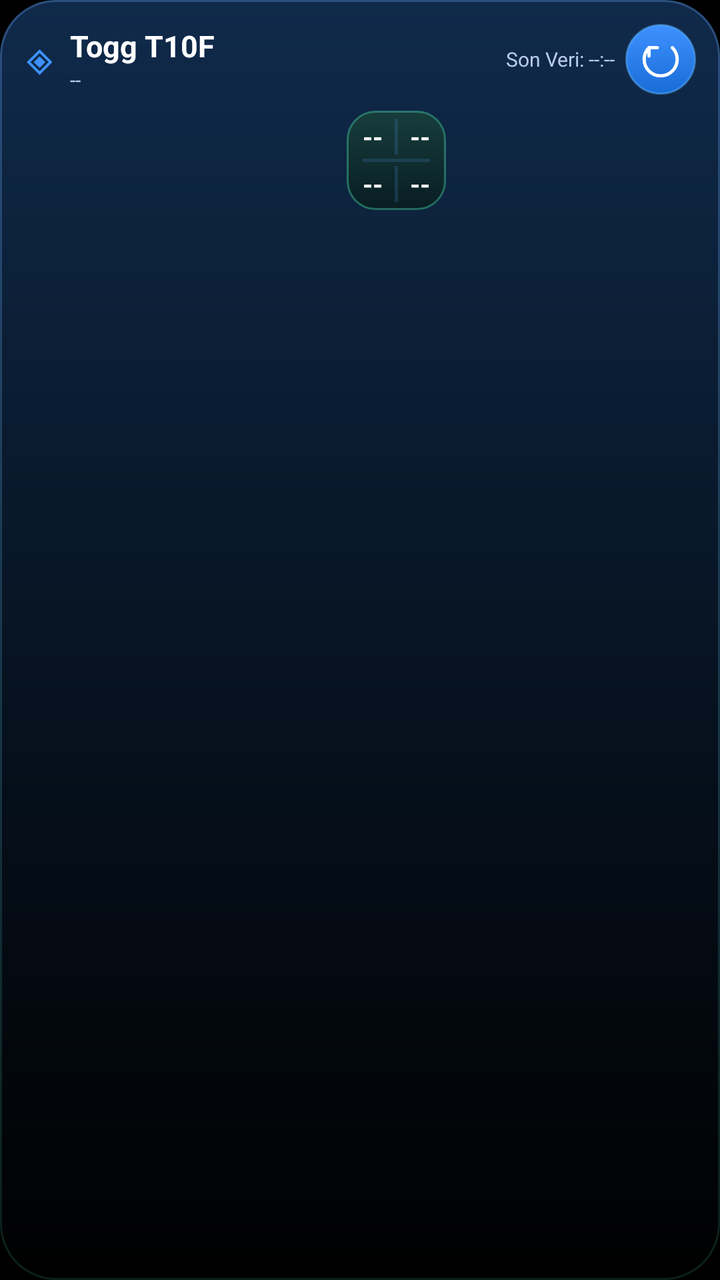
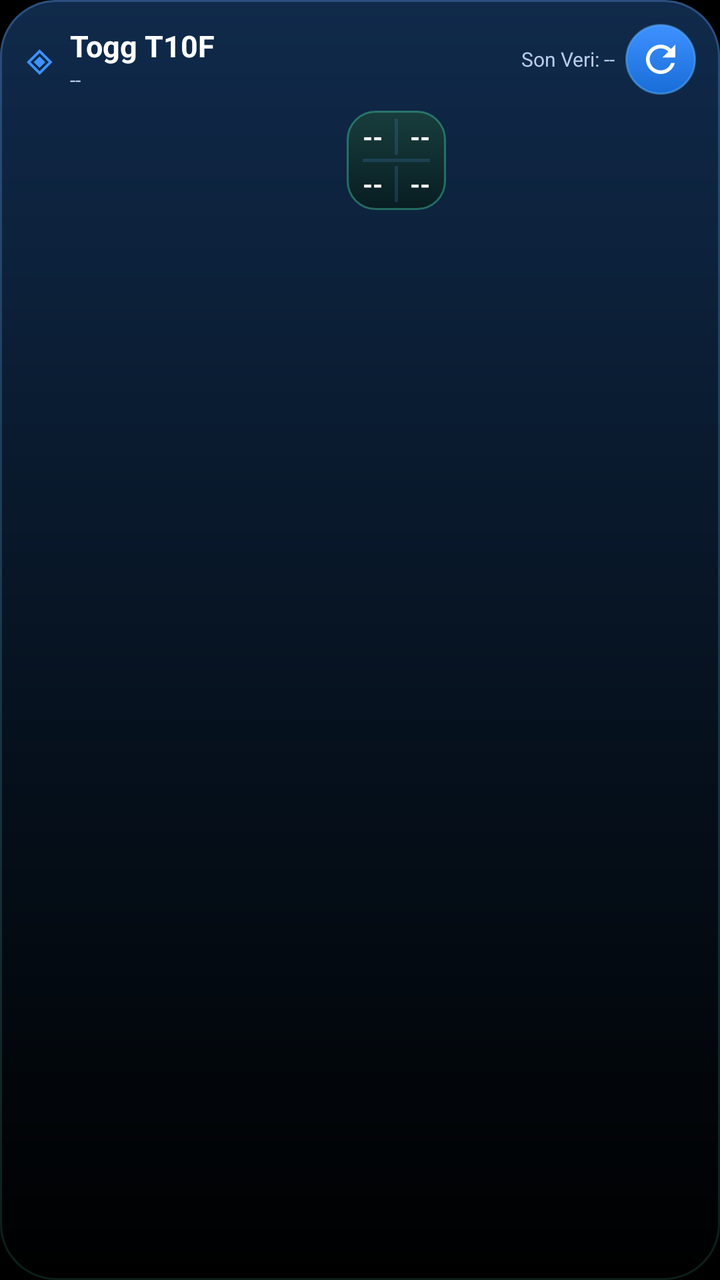

Before-and-after screenshots of an Android layout around one commit, followed by the original layout XML and the change that was made.
<!-- AndroidManifest.xml: application theme Theme.ToggCompanion -->
<!-- res/layout/widget_togg.xml -->
<?xml version="1.0" encoding="utf-8"?>
<LinearLayout xmlns:android="http://schemas.android.com/apk/res/android"
    android:id="@+id/widget_root"
    android:layout_width="match_parent"
    android:layout_height="match_parent"
    android:orientation="vertical"
    android:padding="12dp"
    android:background="@drawable/bg_glass_widget">

    <LinearLayout
        android:id="@+id/widget_header"
        android:layout_width="match_parent"
        android:layout_height="wrap_content"
        android:gravity="center_vertical"
        android:orientation="horizontal">
        <TextView android:layout_width="wrap_content" android:layout_height="wrap_content" android:text="◈" android:textColor="@color/widget_blue" android:textSize="20sp" android:textStyle="bold" />
        <LinearLayout android:layout_width="0dp" android:layout_height="wrap_content" android:layout_weight="1" android:orientation="vertical" android:paddingStart="8dp">
            <TextView android:id="@+id/widget_title" android:layout_width="wrap_content" android:layout_height="wrap_content" android:text="Togg T10F" android:textColor="@color/widget_text" android:textSize="15sp" android:textStyle="bold" />
            <TextView android:id="@+id/widget_plate" android:layout_width="wrap_content" android:layout_height="wrap_content" android:text="--" android:textColor="@color/widget_secondary" android:textSize="10sp" />
        </LinearLayout>
        <TextView android:id="@+id/widget_updated" android:layout_width="wrap_content" android:layout_height="wrap_content" android:text="Son Veri: --:--" android:textColor="@color/widget_secondary" android:textSize="10sp" android:padding="5dp" />
        <ImageView android:id="@+id/widget_refresh" android:layout_width="35.2dp" android:layout_height="35.2dp" android:padding="6.6dp" android:background="@drawable/bg_widget_refresh" android:contentDescription="Araç verisini yenile" android:src="@drawable/ic_widget_refresh" android:scaleType="fitCenter" />
    </LinearLayout>

    <LinearLayout android:layout_width="match_parent" android:layout_height="wrap_content" android:layout_marginTop="8dp" android:gravity="center_vertical" android:orientation="horizontal">
        <LinearLayout android:id="@+id/widget_charge_container" android:layout_width="0dp" android:layout_height="wrap_content" android:layout_weight="1.2" android:gravity="center_vertical" android:orientation="horizontal">
            <ImageView android:id="@+id/widget_hv_battery_view" android:layout_width="0dp" android:layout_height="48dp" android:layout_weight="1.1" android:contentDescription="HV Battery" android:scaleType="fitCenter" />
            <ImageView android:id="@+id/widget_range_view" android:layout_width="0dp" android:layout_height="48dp" android:layout_weight="1.1" android:layout_marginStart="6dp" android:contentDescription="Tahmini Menzil" android:scaleType="fitCenter" />
            <TextView android:id="@+id/widget_range" android:layout_width="0dp" android:layout_height="0dp" android:text="-- km" android:visibility="gone" />
            <TextView android:id="@+id/widget_charging" android:layout_width="0dp" android:layout_height="0dp" android:text="ŞARJ" android:visibility="gone" />
        </LinearLayout>
        <LinearLayout android:id="@+id/widget_tires_cross" android:layout_width="wrap_content" android:layout_height="wrap_content" android:layout_marginStart="14dp" android:layout_marginEnd="14dp" android:background="@drawable/bg_widget_tires" android:gravity="center" android:orientation="vertical" android:paddingStart="8dp" android:paddingEnd="8dp" android:paddingTop="4dp" android:paddingBottom="4dp">
            <LinearLayout android:layout_width="wrap_content" android:layout_height="wrap_content" android:gravity="center" android:orientation="horizontal">
                <TextView android:id="@+id/widget_tire_fl" android:layout_width="wrap_content" android:layout_height="wrap_content" android:text="--" android:textColor="@color/widget_text" android:textSize="13sp" android:textStyle="bold" />
                <FrameLayout android:layout_width="1.5dp" android:layout_height="18dp" android:layout_marginStart="6dp" android:layout_marginEnd="6dp" android:background="@color/widget_divider" />
                <TextView android:id="@+id/widget_tire_fr" android:layout_width="wrap_content" android:layout_height="wrap_content" android:text="--" android:textColor="@color/widget_text" android:textSize="13sp" android:textStyle="bold" />
            </LinearLayout>
            <FrameLayout android:layout_width="match_parent" android:layout_height="1.5dp" android:layout_marginTop="2dp" android:layout_marginBottom="2dp" android:background="@color/widget_divider" />
            <LinearLayout android:layout_width="wrap_content" android:layout_height="wrap_content" android:gravity="center" android:orientation="horizontal">
                <TextView android:id="@+id/widget_tire_rl" android:layout_width="wrap_content" android:layout_height="wrap_content" android:text="--" android:textColor="@color/widget_text" android:textSize="13sp" android:textStyle="bold" />
                <FrameLayout android:layout_width="1.5dp" android:layout_height="18dp" android:layout_marginStart="6dp" android:layout_marginEnd="6dp" android:background="@color/widget_divider" />
                <TextView android:id="@+id/widget_tire_rr" android:layout_width="wrap_content" android:layout_height="wrap_content" android:text="--" android:textColor="@color/widget_text" android:textSize="13sp" android:textStyle="bold" />
            </LinearLayout>
        </LinearLayout>
        <ImageView android:id="@+id/widget_12v_battery_view" android:layout_width="0dp" android:layout_height="48dp" android:layout_weight="0.9" android:contentDescription="12V battery charge" android:scaleType="fitCenter" />
    </LinearLayout>

    <LinearLayout android:id="@+id/widget_expanded_section" android:layout_width="match_parent" android:layout_height="wrap_content" android:layout_marginTop="7dp" android:orientation="vertical" android:visibility="gone">
        <FrameLayout android:layout_width="match_parent" android:layout_height="1dp" android:background="@color/widget_divider" />
        <LinearLayout android:id="@+id/widget_location_container" android:layout_width="match_parent" android:layout_height="wrap_content" android:gravity="center_vertical" android:orientation="horizontal" android:paddingTop="6dp">
            <ImageView android:id="@+id/widget_map_view" android:layout_width="0dp" android:layout_height="75dp" android:layout_weight="1.2" android:background="@drawable/bg_map_frame" android:contentDescription="Harita" android:scaleType="centerCrop" />
            <LinearLayout android:id="@+id/widget_address_container" android:layout_width="0dp" android:layout_height="wrap_content" android:layout_weight="1.5" android:layout_marginStart="10dp" android:orientation="vertical">
                <TextView android:id="@+id/widget_location_title" android:layout_width="match_parent" android:layout_height="wrap_content" android:text="Son Park Yeri" android:textColor="@color/widget_blue" android:textSize="11sp" android:textStyle="bold" />
                <TextView android:id="@+id/widget_address" android:layout_width="match_parent" android:layout_height="wrap_content" android:text="Konum belirleniyor..." android:textColor="@color/widget_text" android:textSize="11sp" android:maxLines="2" android:ellipsize="end" />
                <TextView android:id="@+id/widget_coords" android:layout_width="match_parent" android:layout_height="wrap_content" android:text="--, --" android:textColor="@color/widget_secondary" android:textSize="10sp" android:singleLine="true" />
            </LinearLayout>
        </LinearLayout>
    </LinearLayout>
</LinearLayout>
<!-- resources referenced by this layout -->
<resources>
  <color name="widget_blue">#3E91FF</color>
  <color name="widget_divider">#334B91DF</color>
  <color name="widget_secondary">#B9CCE8</color>
  <color name="widget_text">#FFFFFF</color>
  <!-- drawable bg_widget_refresh (drawable) -->
  <?xml version="1.0" encoding="utf-8"?>
  <shape xmlns:android="http://schemas.android.com/apk/res/android" android:shape="rectangle">
      <corners android:radius="22dp" />
      <gradient android:angle="270" android:startColor="#3E91FF" android:endColor="#196DD7" />
      <stroke android:width="1dp" android:color="#805DB1FF" />
  </shape>
  <!-- drawable bg_widget_tires (drawable) -->
  <?xml version="1.0" encoding="utf-8"?>
  <shape xmlns:android="http://schemas.android.com/apk/res/android" android:shape="rectangle">
      <corners android:radius="14dp" />
      <gradient android:angle="270" android:startColor="#183D3C" android:endColor="#081D22" />
      <stroke android:width="1dp" android:color="#6649DCA6" />
  </shape>
  <!-- drawable ic_widget_refresh (drawable) -->
  <?xml version="1.0" encoding="utf-8"?>
  <vector xmlns:android="http://schemas.android.com/apk/res/android"
      android:width="22dp" android:height="22dp"
      android:viewportWidth="24" android:viewportHeight="24">
      <path android:fillColor="#00000000" android:strokeColor="#FFFFFF"
          android:strokeWidth="1.8" android:strokeLineCap="round" android:strokeLineJoin="round"
          android:pathData="M18.36,5.64 A9,9 0,1 1,5.64 5.64 M5.64,5.64 L5.64,10.2 M5.64,5.64 L10.2,5.64" />
  </vector>
  <style name="Theme.ToggCompanion" parent="android:Theme.Material.NoActionBar">
          <item name="android:windowBackground">@color/bg_dark</item>
          <item name="android:statusBarColor">@color/bg_dark</item>
          <item name="android:navigationBarColor">@color/bg_dark</item>
          <item name="android:windowLightStatusBar">false</item>
          <item name="android:windowLightNavigationBar">false</item>
          <item name="android:colorAccent">@color/accent_togg</item>
          <item name="android:colorControlNormal">@color/text_secondary</item>
          <item name="android:colorControlActivated">@color/text_primary</item>
          <item name="android:colorControlHighlight">#26FFFFFF</item>
          <item name="android:fontFamily">sans-serif</item>
          <item name="android:textColorPrimary">@color/text_primary</item>
          <item name="android:textColorSecondary">@color/text_secondary</item>
          <item name="android:buttonStyle">@style/Glass.Button</item>
          <item name="android:editTextStyle">@style/Glass.Input</item>
          <item name="android:alertDialogTheme">@style/Glass.Dialog</item>
          <item name="android:windowActionModeOverlay">true</item>
      </style>
  <color name="bg_dark">#000000</color>
  <color name="accent_togg">#A8DCC8</color>
  <color name="text_secondary">#B8B8B8</color>
  <color name="text_primary">#F5F5F5</color>
  <style name="Glass.Input" parent="android:Widget.Material.EditText">
          <item name="android:textColor">@color/text_primary</item>
          <item name="android:textColorHint">@color/text_muted</item>
          <item name="android:backgroundTint">@color/text_secondary</item>
          <item name="android:minHeight">48dp</item>
      </style>
  <color name="text_muted">#929292</color>
  <color name="glass_ripple">#26A8DCC8</color>
  <!-- unchanged entries left out for length: 6 -->
</resources>

<!-- the commit's change to res/layout/widget_togg.xml (unified diff, before → after) -->
@@ -18,8 +18,8 @@
             <TextView android:id="@+id/widget_title" android:layout_width="wrap_content" android:layout_height="wrap_content" android:text="Togg T10F" android:textColor="@color/widget_text" android:textSize="15sp" android:textStyle="bold" />
             <TextView android:id="@+id/widget_plate" android:layout_width="wrap_content" android:layout_height="wrap_content" android:text="--" android:textColor="@color/widget_secondary" android:textSize="10sp" />
         </LinearLayout>
-        <TextView android:id="@+id/widget_updated" android:layout_width="wrap_content" android:layout_height="wrap_content" android:text="Son Veri: --:--" android:textColor="@color/widget_secondary" android:textSize="10sp" android:padding="5dp" />
-        <ImageView android:id="@+id/widget_refresh" android:layout_width="35.2dp" android:layout_height="35.2dp" android:padding="6.6dp" android:background="@drawable/bg_widget_refresh" android:contentDescription="Araç verisini yenile" android:src="@drawable/ic_widget_refresh" android:scaleType="fitCenter" />
+        <TextView android:id="@+id/widget_updated" android:layout_width="wrap_content" android:layout_height="wrap_content" android:text="Son Veri: --" android:textColor="@color/widget_secondary" android:textSize="10sp" android:padding="5dp" />
+        <ImageView android:id="@+id/widget_refresh" android:layout_width="35.2dp" android:layout_height="35.2dp" android:padding="6.6dp" android:background="@drawable/bg_widget_refresh" android:contentDescription="Araç telemetrisini yenile" android:src="@drawable/ic_widget_refresh" android:scaleType="fitCenter" />
     </LinearLayout>
 
     <LinearLayout android:layout_width="match_parent" android:layout_height="wrap_content" android:layout_marginTop="8dp" android:gravity="center_vertical" android:orientation="horizontal">
@@ -56,4 +56,14 @@
             </LinearLayout>
         </LinearLayout>
     </LinearLayout>
+    <LinearLayout android:id="@+id/widget_abrp_row" android:layout_width="match_parent" android:layout_height="0dp"
+        android:layout_weight="1" android:minHeight="72dp" android:orientation="vertical" android:gravity="center"
+        android:paddingTop="8dp" android:paddingBottom="8dp" android:visibility="gone">
+        <Button android:id="@+id/widget_abrp_toggle" android:layout_width="match_parent" android:layout_height="56dp"
+            android:gravity="center" android:text="ABRP Senkronizasyonu" android:textAllCaps="false" android:includeFontPadding="false"
+            android:textSize="17sp" android:textStyle="bold" android:maxLines="1" android:autoSizeTextType="uniform"
+            android:autoSizeMinTextSize="12sp" android:autoSizeMaxTextSize="17sp" android:autoSizeStepGranularity="1sp"
+            android:background="@drawable/bg_widget_abrp_inactive" android:backgroundTint="@null" android:textColor="#ADB8C4"
+            android:contentDescription="ABRP Senkronizasyonu deaktif. Açmak için dokunun." />
+    </LinearLayout>
 </LinearLayout>
<!-- resource entries referenced after the edit -->
@@ -4,6 +4,8 @@
   <color name="widget_divider">#334B91DF</color>
   <color name="widget_secondary">#B9CCE8</color>
   <color name="widget_text">#FFFFFF</color>
+  <!-- drawable bg_widget_abrp_inactive (drawable) -->
+  <shape xmlns:android="http://schemas.android.com/apk/res/android" android:shape="rectangle"><corners android:radius="28dp"/><solid android:color="#11171D"/><stroke android:width="1dp" android:color="#34404C"/></shape>
   <!-- drawable bg_widget_refresh (drawable) -->
   <?xml version="1.0" encoding="utf-8"?>
   <shape xmlns:android="http://schemas.android.com/apk/res/android" android:shape="rectangle">
@@ -23,16 +25,14 @@
   <vector xmlns:android="http://schemas.android.com/apk/res/android"
       android:width="22dp" android:height="22dp"
       android:viewportWidth="24" android:viewportHeight="24">
-      <path android:fillColor="#00000000" android:strokeColor="#FFFFFF"
-          android:strokeWidth="1.8" android:strokeLineCap="round" android:strokeLineJoin="round"
-          android:pathData="M18.36,5.64 A9,9 0,1 1,5.64 5.64 M5.64,5.64 L5.64,10.2 M5.64,5.64 L10.2,5.64" />
+      <path android:fillColor="#FFFFFFFF"
+          android:pathData="M17.65,6.35C16.2,4.9 14.21,4 12,4C7.58,4 4,7.58 4,12C4,16.42 7.58,20 12,20C15.73,20 18.84,17.45 19.73,14L17.65,14C16.83,16.33 14.61,18 12,18C8.69,18 6,15.31 6,12C6,8.69 8.69,6 12,6C13.66,6 15.14,6.69 16.22,7.78L13,11L20,11L20,4Z" />
   </vector>
   <style name="Theme.ToggCompanion" parent="android:Theme.Material.NoActionBar">
           <item name="android:windowBackground">@color/bg_dark</item>
           <item name="android:statusBarColor">@color/bg_dark</item>
           <item name="android:navigationBarColor">@color/bg_dark</item>
           <item name="android:windowLightStatusBar">false</item>
-          <item name="android:windowLightNavigationBar">false</item>
           <item name="android:colorAccent">@color/accent_togg</item>
           <item name="android:colorControlNormal">@color/text_secondary</item>
           <item name="android:colorControlActivated">@color/text_primary</item>
